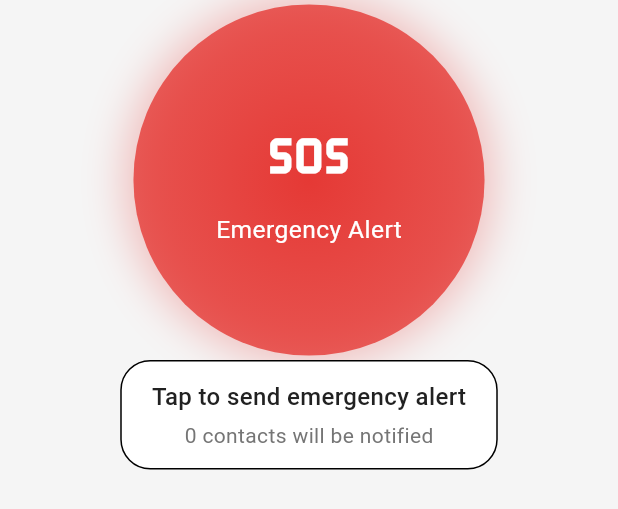
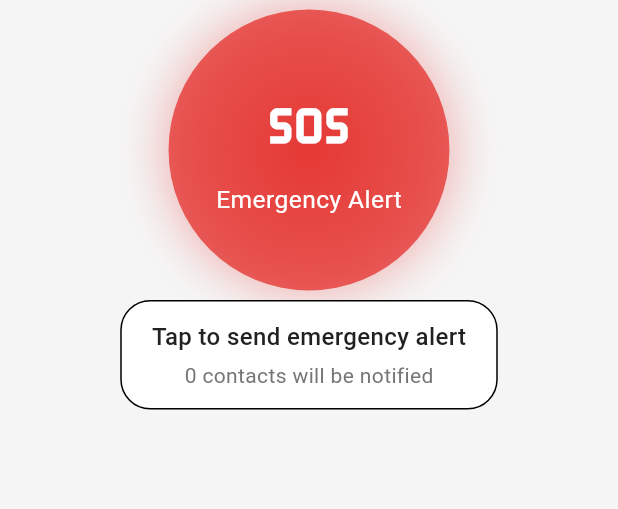
Before and after one commit to punkushal/Personal-Emergency-Assistant, a Flutter app: the SosButton widget shown alone on an empty page, opened directly, on a phone screen of 412 x 824 dp. Shown: the top 509 px of the screen. Run offline on Flutter 3.47's test engine with Material 3 defaults, Android fonts, the light colour scheme and no system bars; our stand-ins replace flutter_dotenv, flutter_riverpod, geocoding, geolocator, google_fonts, permission_handler and 1 more; missing offline and left inert: another_telephony; accounts and stored records are empty.

Commit message:
sos button size reduced

```diff
--- a/lib/screens/home/sos_button.dart
+++ b/lib/screens/home/sos_button.dart
@@ -167,8 +167,8 @@ class _SosButtonState extends ConsumerState<SosButton>
                         ? _scaleAnimation.value
                         : _pulseAnimation.value,
                 child: Container(
-                  width: 200,
-                  height: 200,
+                  width: 160,
+                  height: 160,
                   decoration: BoxDecoration(
                     shape: BoxShape.circle,
                     gradient: RadialGradient(
```
